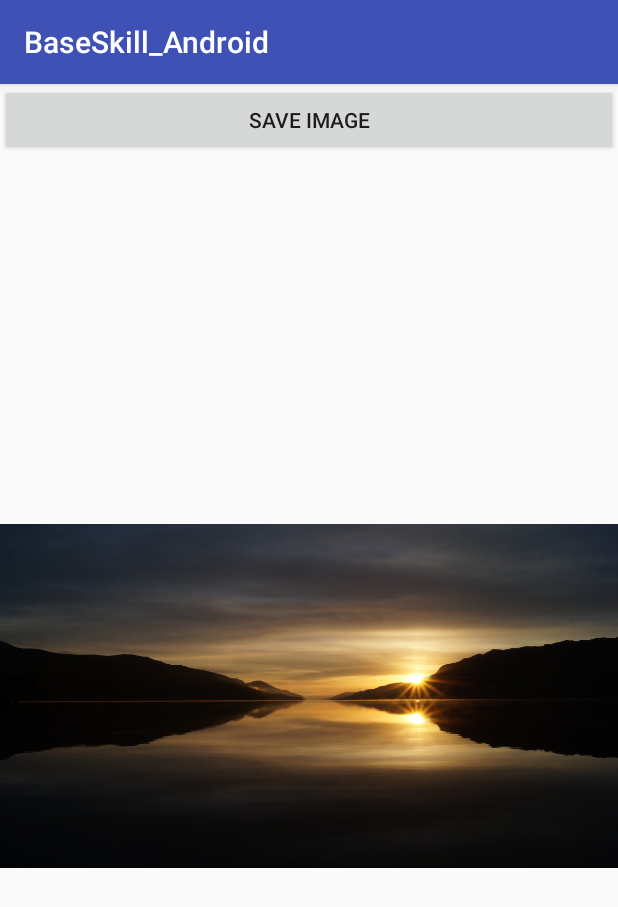
After one commit to huyang2100/BaseSkill_Android, an Android app: the fragment SaveImageToGalleryFragment placed in its activity, on a phone screen of 412 x 824 dp. The commit adds this screen. Shown: the top 907 px of the screen. Run offline under Robolectric (Android 15) with nearby library versions, the phone set to English and light mode, and no system bars; pictures from the network do not load.

Commit message:
Save image to gallery

```diff
--- a/app/src/main/java/com/hu/yang/baseskill_android/activity/MainActivity.java
+++ b/app/src/main/java/com/hu/yang/baseskill_android/activity/MainActivity.java
@@ -9,6 +9,7 @@ import com.hu.yang.baseskill_android.fragment.AnimListFragment;
 import com.hu.yang.baseskill_android.fragment.DBFragment;
 import com.hu.yang.baseskill_android.fragment.DownloadFragment;
 import com.hu.yang.baseskill_android.fragment.LoginFragment;
+import com.hu.yang.baseskill_android.fragment.SaveImageToGalleryFragment;
 import com.hu.yang.baseskill_android.fragment.WheelViewFragment;
 import com.hu.yang.baseskill_android.fragment.XmlFragment;
 import com.hu.yang.baseskill_android.fragment.ItemFragment;
@@ -59,6 +60,8 @@ public class MainActivity extends BaseActivity implements ItemFragment.OnItemCli
             replaceFragmentAddToBackStack(new DownloadFragment());
         }else if ("zoomimage".equals(item)) {
             replaceFragmentAddToBackStack(new ZoomImageFragment());
+        }else if ("saveimaegtogallery".equals(item)) {
+            replaceFragmentAddToBackStack(new SaveImageToGalleryFragment());
         }
     }
 }
--- a/app/src/main/java/com/hu/yang/baseskill_android/fragment/ItemFragment.java
+++ b/app/src/main/java/com/hu/yang/baseskill_android/fragment/ItemFragment.java
@@ -17,7 +17,7 @@ import com.hu.yang.baseskill_android.R;
 
 public class ItemFragment extends BaseFragment {
 
-    private String[] items = {"login", "xml","db","anim down","animlist","wheelview","download","zoomimage"};
+    private String[] items = {"login", "xml","db","anim down","animlist","wheelview","download","zoomimage","saveimaegtogallery"};
     private ListView mListView;
     private OnItemClickListener onItemClickListener;
 
--- /dev/null
+++ b/app/src/main/java/com/hu/yang/baseskill_android/fragment/SaveImageToGalleryFragment.java
@@ -0,0 +1,46 @@
+package com.hu.yang.baseskill_android.fragment;
+
+import android.graphics.Bitmap;
+import android.graphics.drawable.BitmapDrawable;
+import android.os.Bundle;
+import android.view.View;
+import android.widget.Toast;
+
+import com.hu.yang.baseskill_android.utils.ImageUtils;
+import com.hu.yang.baseskill_android.R;
+import com.hu.yang.baseskill_android.widget.TouchImageView;
+
+/**
+ * Created by yanghu on 2017/7/17.
+ */
+
+public class SaveImageToGalleryFragment extends BaseFragment {
+
+    private TouchImageView iv;
+
+    @Override
+    protected void initData(Bundle savedInstanceState) {
+
+    }
+
+    @Override
+    protected void initView(View view) {
+        view.findViewById(R.id.btn_save).setOnClickListener(new View.OnClickListener() {
+            @Override
+            public void onClick(View v) {
+                Bitmap bitmap = ((BitmapDrawable) iv.getDrawable()).getBitmap();
+
+                ImageUtils.saveBitmapToGallery(getActivity(),bitmap);
+                Toast.makeText(getActivity(), "save success", Toast.LENGTH_SHORT).show();
+            }
+        });
+
+        iv = (TouchImageView) view.findViewById(R.id.iv);
+        iv.setImageResource(R.mipmap.ness);
+    }
+
+    @Override
+    public int getResourceId() {
+        return R.layout.fragment_save_image_to_gallery;
+    }
+}
--- /dev/null
+++ b/app/src/main/res/layout/fragment_save_image_to_gallery.xml
@@ -0,0 +1,18 @@
+<?xml version="1.0" encoding="utf-8"?>
+<LinearLayout xmlns:android="http://schemas.android.com/apk/res/android"
+              android:layout_width="match_parent"
+              android:layout_height="match_parent"
+              android:orientation="vertical">
+
+    <Button
+        android:id="@+id/btn_save"
+        android:layout_width="match_parent"
+        android:layout_height="wrap_content"
+        android:text="save image"/>
+
+    <com.hu.yang.baseskill_android.widget.TouchImageView
+        android:id="@+id/iv"
+        android:layout_width="match_parent"
+        android:layout_height="match_parent"/>
+
+</LinearLayout>
```
Also changed, not shown: app/src/main/java/com/hu/yang/baseskill_android/utils/ImageUtils.java (added, +51 -0 lines), app/src/main/res/mipmap-xxhdpi/ness.jpg (added).
